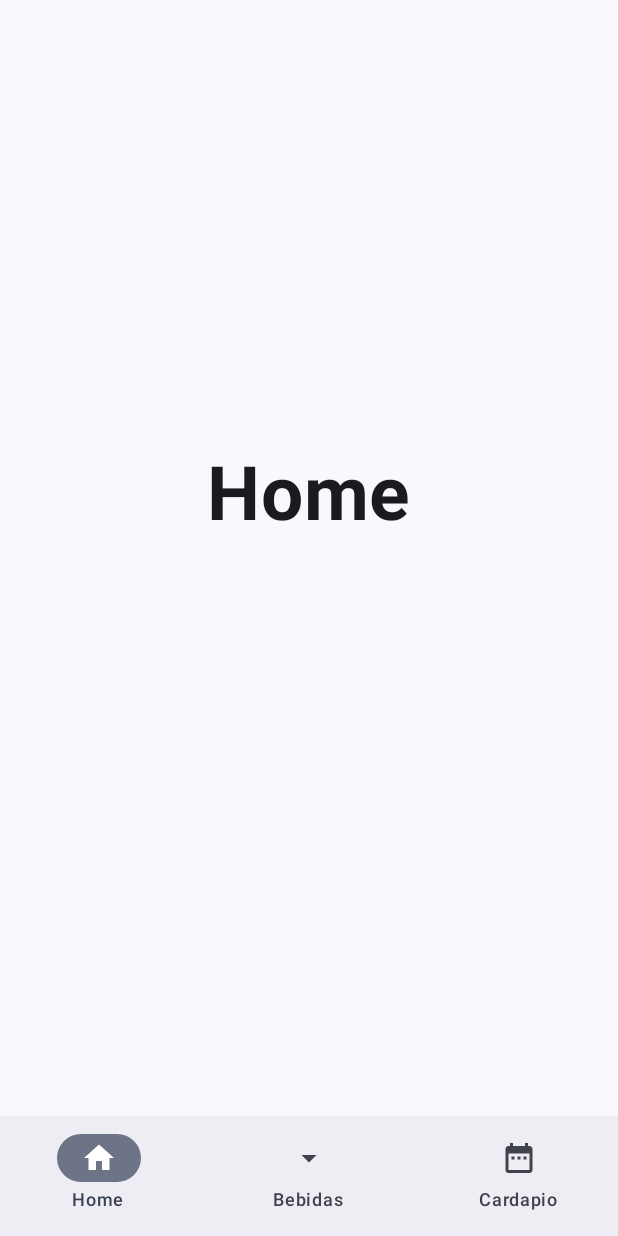
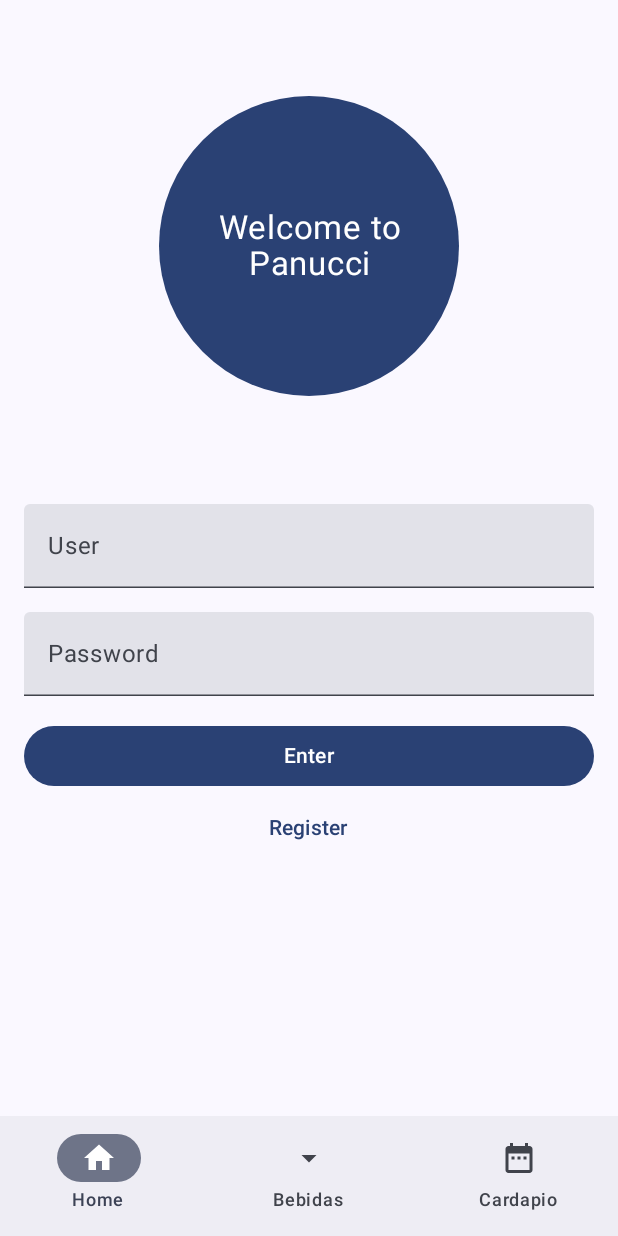
Before and after one commit to TalesPalma/Restorante-Panucci, an Android app built with Jetpack Compose: the screen it shows after launch (MainActivity), on a phone screen of 412 x 824 dp. Run offline under Robolectric (Android 15) with nearby library versions, the phone set to English and light mode, and no system bars.

```diff
--- a/app/build.gradle.kts
+++ b/app/build.gradle.kts
@@ -50,6 +50,7 @@ android {
 }
 
 dependencies {
+    implementation(libs.androidx.datastore.preferences)
     implementation(libs.androidx.navigation.compose)
     implementation(libs.androidx.core.ktx)
     implementation(libs.androidx.lifecycle.runtime.ktx)
--- a/app/src/main/java/br/com/talespalma/restorantepanucci/MainActivity.kt
+++ b/app/src/main/java/br/com/talespalma/restorantepanucci/MainActivity.kt
@@ -1,34 +1,49 @@
 package br.com.talespalma.restorantepanucci
 
 import android.os.Bundle
-import android.util.Log
 import androidx.activity.ComponentActivity
 import androidx.activity.compose.setContent
 import androidx.compose.foundation.layout.Box
 import androidx.compose.foundation.layout.fillMaxSize
+import androidx.compose.foundation.layout.fillMaxWidth
 import androidx.compose.foundation.layout.padding
 import androidx.compose.material3.MaterialTheme
 import androidx.compose.material3.Scaffold
 import androidx.compose.material3.Surface
+import androidx.compose.material3.Text
 import androidx.compose.runtime.Composable
 import androidx.compose.runtime.LaunchedEffect
 import androidx.compose.runtime.getValue
 import androidx.compose.runtime.mutableStateOf
 import androidx.compose.runtime.remember
+import androidx.compose.runtime.rememberCoroutineScope
+import androidx.compose.runtime.setValue
+import androidx.compose.ui.Alignment
 import androidx.compose.ui.Modifier
+import androidx.compose.ui.platform.LocalContext
+import androidx.compose.ui.text.style.TextAlign
 import androidx.compose.ui.tooling.preview.Preview
+import androidx.datastore.preferences.core.edit
+import androidx.datastore.preferences.core.stringPreferencesKey
+import androidx.navigation.NavGraph.Companion.findStartDestination
 import androidx.navigation.compose.NavHost
 import androidx.navigation.compose.composable
 import androidx.navigation.compose.currentBackStackEntryAsState
 import androidx.navigation.compose.rememberNavController
+import br.com.talespalma.restorantepanucci.extensions.preferences.dataStore
+import br.com.talespalma.restorantepanucci.extensions.preferences.userPreferences
 import br.com.talespalma.restorantepanucci.navigation.AppDestination
 import br.com.talespalma.restorantepanucci.simpledates.SampleDate
 import br.com.talespalma.restorantepanucci.ui.componets.BottomBar
+import br.com.talespalma.restorantepanucci.ui.screnns.AuthenticationScreen
 import br.com.talespalma.restorantepanucci.ui.screnns.ScreenCardapio
 import br.com.talespalma.restorantepanucci.ui.screnns.ScreenHome
 import br.com.talespalma.restorantepanucci.ui.screnns.ScreenInfos
 import br.com.talespalma.restorantepanucci.ui.screnns.ScreenProduct
 import br.com.talespalma.restorantepanucci.ui.theme.RestorantePanucciTheme
+import kotlinx.coroutines.flow.first
+import kotlinx.coroutines.launch
+
 
 class MainActivity : ComponentActivity() {
     override fun onCreate(savedInstanceState: Bundle?) {
@@ -48,23 +63,20 @@ class MainActivity : ComponentActivity() {
 
 @Composable
 fun App() {
-//    var produto by remember {
-//        mutableStateOf(Item( title = "Coca-cola", description = "Coca-cola", image = R.drawable.cocacola))
-//    }
     val navController = rememberNavController()
     val currentBackStackEntryState by navController.currentBackStackEntryAsState()
     val currentDestination = currentBackStackEntryState?.destination?.route
     val selectItem by remember(currentDestination) {
         val item = currentDestination?.let { current ->
             SampleDate.sampleDateBarItems.find {
-              current.equals( it.destination)
+                current.equals(it.destination)
             }
         } ?: SampleDate.sampleDateBarItems.first()
         mutableStateOf(item.destination)
     }
     Scaffold(
         bottomBar = {
-            if(currentDestination != AppDestination.Infos.route) {
+            if (currentDestination != AppDestination.Infos.route) {
                 BottomBar(selectItem = selectItem, onClick = {
                     navController.navigate(it) {
                         popUpTo(it)
@@ -74,37 +86,92 @@ fun App() {
             }
         },
         content = {
-            Box(modifier = Modifier.padding(it)){
-              NavHost(navController = navController, startDestination = AppDestination.Home.route ) {
+            Box(modifier = Modifier.padding(it)) {
+                NavHost(
+                    navController = navController,
+                    startDestination = AppDestination.Home.route
+                ) {
                     composable(route = AppDestination.Home.route) {
+                        val userPreferences = stringPreferencesKey("usuario_logado")
+                        val context = LocalContext.current
+                        var user: String? by remember {
+                            mutableStateOf(null)
+                        }
+                        var dataState by remember {
+                            mutableStateOf("loading")
+                        }
+                        LaunchedEffect(null) {
+                            user = context.dataStore.data.first()[userPreferences]
+                            dataState = "finished"
+                        }
+                       when(dataState) {
+                           "loading" -> {
+                               Box(modifier = Modifier.fillMaxSize()) {
+                                   Text(
+                                       text = "Carregando...",
+                                       Modifier
+                                           .fillMaxWidth()
+                                           .align(Alignment.Center),
+                                       textAlign = TextAlign.Center
+                                   )
+                               }
+                           }
+                           "finished" -> {
+                               user?.let {
                                    ScreenHome()
+                               } ?: LaunchedEffect(null) {
+                                   navController.navigate(AppDestination.Authentication.route) {
+                                       popUpTo(navController.graph.findStartDestination().id) {
+                                           inclusive = true
+                                       }
+                                   }
+                               }
+                           }
+                       }
+
                     }
                     composable(route = AppDestination.Product.route) {
-                          ScreenProduct(){
-                              navController.navigate("${AppDestination.Infos.route}/${it.id}"){
-                                  popUpTo(AppDestination.Infos.route){inclusive = true}
+                        ScreenProduct {
+                            navController.navigate("${AppDestination.Infos.route}/${it.id}") {
+                                popUpTo(AppDestination.Infos.route) { inclusive = true }
                             }
                         }
                     }
                     composable(route = AppDestination.Cardapio.route) {
-                      ScreenCardapio(){
-                          navController.navigate("${AppDestination.Infos.route}/${it.id}"){
-                              popUpTo(AppDestination.Infos.route){inclusive = true}
+                        ScreenCardapio {
+                            navController.navigate("${AppDestination.Infos.route}/${it.id}") {
+                                popUpTo(AppDestination.Infos.route) { inclusive = true }
                             }
                         }
                     }
-                  composable(route = "${AppDestination.Infos.route}/{productId}"
+                    composable(
+                        route = "${AppDestination.Infos.route}/{productId}"
                     ) { backStackEntry ->
                         val id = backStackEntry.arguments?.getString("productId") ?: "0"
                         val listas = SampleDate.cardapio + SampleDate.sampleBebida
                         listas.find { it.id == id.toInt() }?.let { product ->
                             ScreenInfos(product,
-                                  onClickButton = { navController.popBackStack()}
+                                onClickButton = { navController.popBackStack() }
                             )
-                          }?: LaunchedEffect(key1 = Unit) {
+                        } ?: LaunchedEffect(key1 = Unit) {
                             navController.navigateUp()
                         }
                     }
+                    composable(AppDestination.Authentication.route) {
+                        val context = LocalContext.current
+                        val scope = rememberCoroutineScope()
+                        AuthenticationScreen { user ->
+                            scope.launch {
+                                context.dataStore.edit { preference ->
+                                    preference[userPreferences] = user
+                                }
+                            }
+                            navController.navigate(AppDestination.Home.route) {
+                                navController.popBackStack()
+                            }
+                        }
+                    }
+
                 }
             }
         })
--- /dev/null
+++ b/app/src/main/java/br/com/talespalma/restorantepanucci/extensions/preferences/DataStorePreferences.kt
@@ -0,0 +1,16 @@
+package br.com.talespalma.restorantepanucci.extensions.preferences
+
+import android.content.Context
+import androidx.datastore.core.DataStore
+import androidx.datastore.preferences.core.Preferences
+import androidx.datastore.preferences.core.stringPreferencesKey
+import androidx.datastore.preferences.preferencesDataStore
+
+
+
+
+val Context.dataStore: DataStore<Preferences>
+        by preferencesDataStore(name = "login")
+
+
+val userPreferences = stringPreferencesKey("usuario_logado")
--- a/app/src/main/java/br/com/talespalma/restorantepanucci/navigation/AppDestination.kt
+++ b/app/src/main/java/br/com/talespalma/restorantepanucci/navigation/AppDestination.kt
@@ -5,4 +5,6 @@ sealed class AppDestination(val route:String){
     object Cardapio: AppDestination("cardapio")
     object Infos: AppDestination("infos")
     object Product: AppDestination("product")
+
+    object Authentication: AppDestination("authentication")
 }
--- /dev/null
+++ b/app/src/main/java/br/com/talespalma/restorantepanucci/ui/screnns/AuthenticationScreen.kt
@@ -0,0 +1,128 @@
+package br.com.talespalma.restorantepanucci.ui.screnns
+
+import androidx.compose.foundation.background
+import androidx.compose.foundation.layout.Box
+import androidx.compose.foundation.layout.Column
+import androidx.compose.foundation.layout.fillMaxSize
+import androidx.compose.foundation.layout.fillMaxWidth
+import androidx.compose.foundation.layout.padding
+import androidx.compose.foundation.layout.size
+import androidx.compose.foundation.rememberScrollState
+import androidx.compose.foundation.shape.CircleShape
+import androidx.compose.foundation.verticalScroll
+import androidx.compose.material3.Button
+import androidx.compose.material3.MaterialTheme
+import androidx.compose.material3.Surface
+import androidx.compose.material3.Text
+import androidx.compose.material3.TextButton
+import androidx.compose.material3.TextField
+import androidx.compose.runtime.Composable
+import androidx.compose.runtime.getValue
+import androidx.compose.runtime.mutableStateOf
+import androidx.compose.runtime.remember
+import androidx.compose.runtime.setValue
+import androidx.compose.ui.Alignment
+import androidx.compose.ui.Modifier
+import androidx.compose.ui.text.style.TextAlign
+import androidx.compose.ui.tooling.preview.Preview
+import androidx.compose.ui.unit.dp
+import br.com.talespalma.restorantepanucci.ui.theme.RestorantePanucciTheme
+
+@Composable
+fun AuthenticationScreen(
+    onEnterClick: (String) -> Unit = {},
+) {
+    Column(
+        Modifier
+            .fillMaxSize()
+            .verticalScroll(rememberScrollState()),
+        horizontalAlignment = Alignment.CenterHorizontally
+    ) {
+        Box(
+            modifier = Modifier
+                .padding(
+                    vertical = 64.dp,
+                    horizontal = 16.dp
+                )
+                .size(200.dp)
+                .background(
+                    MaterialTheme.colorScheme.primary,
+                    shape = CircleShape,
+                )
+        ) {
+            Text(
+                text = "Welcome to Panucci",
+                Modifier
+                    .padding(8.dp)
+                    .align(Alignment.Center),
+                textAlign = TextAlign.Center,
+                color = MaterialTheme.colorScheme.onPrimary,
+                fontSize = MaterialTheme.typography.titleLarge.fontSize
+            )
+        }
+        var user by remember {
+            mutableStateOf("")
+        }
+        var password by remember {
+            mutableStateOf("")
+        }
+        val fieldsModifier = Modifier
+            .padding(
+                horizontal = 16.dp,
+                vertical = 8.dp,
+            )
+            .fillMaxWidth()
+        TextField(
+            value = user,
+            onValueChange = {
+                user = it
+            },
+            fieldsModifier,
+            placeholder = {
+                Text(text = "User")
+            }
+        )
+        TextField(
+            value = password,
+            onValueChange = {
+                password = it
+            },
+            fieldsModifier,
+            placeholder = {
+                Text(text = "Password")
+            }
+        )
+        Button(
+            onClick = { onEnterClick(user) },
+            Modifier
+                .padding(
+                    top = 8.dp,
+                    start = 16.dp,
+                    end = 16.dp,
+                )
+                .fillMaxWidth(),
+        ) {
+            Text(text = "Enter")
+        }
+        TextButton(
+            onClick = {
+
+            },
+            Modifier
+                .fillMaxWidth()
+                .padding(horizontal = 16.dp),
+        ) {
+            Text(text = "Register")
+        }
+    }
+}
+
+@Preview
+@Composable
+fun AuthenticationScreenPreview() {
+    RestorantePanucciTheme {
+        Surface {
+            AuthenticationScreen()
+        }
+    }
+}
--- a/gradle/libs.versions.toml
+++ b/gradle/libs.versions.toml
@@ -1,5 +1,6 @@
 [versions]
 agp = "8.3.1"
+datastorePreferences = "1.0.0"
 kotlin = "1.9.0"
 coreKtx = "1.12.0"
 junit = "4.13.2"
@@ -12,6 +13,7 @@ navigationCompose = "2.7.7"
 
 [libraries]
 androidx-core-ktx = { group = "androidx.core", name = "core-ktx", version.ref = "coreKtx" }
+androidx-datastore-preferences = { module = "androidx.datastore:datastore-preferences", version.ref = "datastorePreferences" }
 androidx-navigation-compose = { module = "androidx.navigation:navigation-compose", version.ref = "navigationCompose" }
 junit = { group = "junit", name = "junit", version.ref = "junit" }
 androidx-junit = { group = "androidx.test.ext", name = "junit", version.ref = "junitVersion" }
```
Lines whose indentation alone changed are shown as unchanged.
